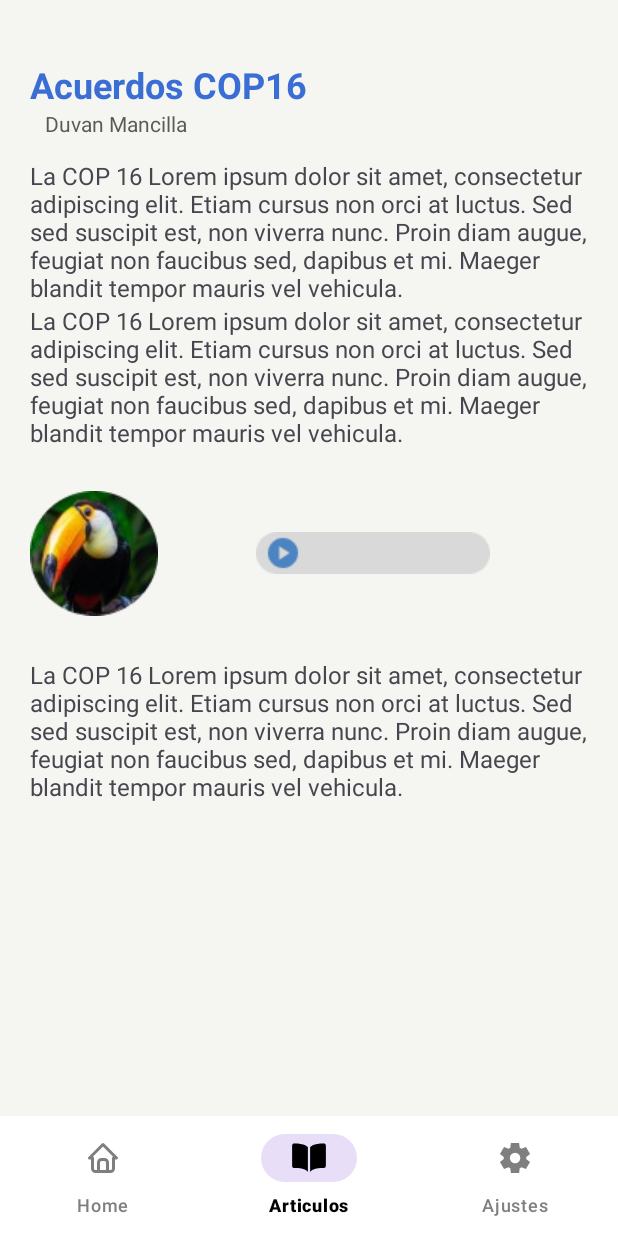
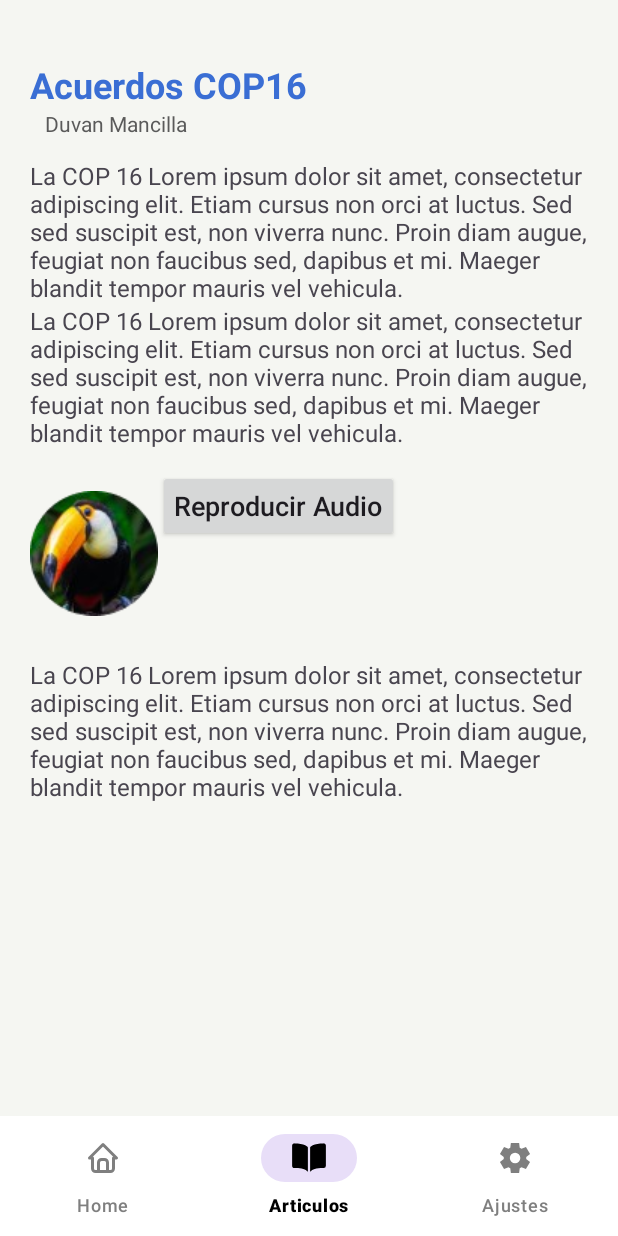
Before and after one commit to natyvcodes/education-app-cop16, an Android app: the Articulos screen opened directly, with no data from a screen before it, on a phone screen of 412 x 824 dp. Run offline under Robolectric (Android 15) with nearby library versions, the phone set to English and light mode, and no system bars; 13 statements that could not run were skipped.

```diff
--- a/app/src/main/java/com/grupo1/myapp/Articulos.java
+++ b/app/src/main/java/com/grupo1/myapp/Articulos.java
@@ -7,7 +7,6 @@ import android.database.sqlite.SQLiteDatabase;
 import android.graphics.drawable.Drawable;
 import android.media.MediaPlayer;
 import android.os.Bundle;
-import android.util.Log;
 import android.view.MenuItem;
 import android.widget.Button;
 import android.widget.ImageView;
@@ -33,10 +32,11 @@ import database.DatabaseHelper;
 
 public class Articulos extends AppCompatActivity {
     private final DatabaseHelper db = new DatabaseHelper(this);
-    private TextView titulo,tvautor,tvfecha,tvparrafo1,tvparrafo2,tvparrafo3;
+    private TextView titulo, tvautor, tvfecha, tvparrafo1, tvparrafo2, tvparrafo3;
     private ImageView imageView;
     private RelativeLayout audioMedia;
     private BottomNavigationView bottomNavigationView;
+
     @SuppressLint("MissingInflatedId")
     @Override
     protected void onCreate(Bundle savedInstanceState) {
@@ -76,7 +76,7 @@ public class Articulos extends AppCompatActivity {
         tvparrafo3.setText(parrafoFinal.trim());
         //logica para insertar imagen a la app
         String nomImage = articulo.get(6);
-            String uri = "@drawable/"+nomImage;
+        String uri = "@drawable/" + nomImage;
         @SuppressLint("DiscouragedApi") int imageResource = getResources().getIdentifier(uri, null, getPackageName());
         Drawable imageDra = ContextCompat.getDrawable(getApplicationContext(), imageResource);
         imageView.setImageDrawable(imageDra);
@@ -107,15 +107,15 @@ public class Articulos extends AppCompatActivity {
             @Override
             public boolean onNavigationItemSelected(@NonNull MenuItem item) {
                 int id = item.getItemId();
-                    if(id == R.id.home){
+                if (id == R.id.home) {
                     Intent intent = new Intent(Articulos.this, Principal.class);
                     startActivity(intent);
                     return true;
-                    }else if(id == R.id.articulos) {
+                } else if (id == R.id.articulos) {
                     Intent intent = new Intent(Articulos.this, List_Articulos.class);
                     startActivity(intent);
                     return true;
-                    }else if(id == R.id.setting){
+                } else if (id == R.id.setting) {
                     return true;
                 }
                 return true;
@@ -125,5 +125,6 @@ public class Articulos extends AppCompatActivity {
 
     private void selectBottomNavItem(int itemId) {
         BottomNavigationView bottomNavigationView = findViewById(R.id.bottom_navigation);
-        bottomNavigationView.setSelectedItemId(itemId); }
+        bottomNavigationView.setSelectedItemId(itemId);
     }
+}
--- a/app/src/main/res/layout/activity_articulos.xml
+++ b/app/src/main/res/layout/activity_articulos.xml
@@ -100,13 +100,11 @@
                     android:layout_marginVertical="14dp"
                     app:srcCompat="@drawable/tucan" />
 
-                <ImageView
-                    android:id="@+id/imageView2"
+                <RelativeLayout
+                    android:id="@+id/audiomedia"
                     android:layout_width="wrap_content"
-                    android:layout_height="wrap_content"
-                    android:layout_gravity="center"
-                    android:layout_weight="1"
-                    app:srcCompat="@drawable/play" />
+                    android:layout_height="match_parent">
+                </RelativeLayout>
 
             </LinearLayout>
 
```
Also changed, not shown: app/src/main/java/database/DatabaseHelper.java (+5 -8 lines). Lines whose indentation alone changed are shown as unchanged.
